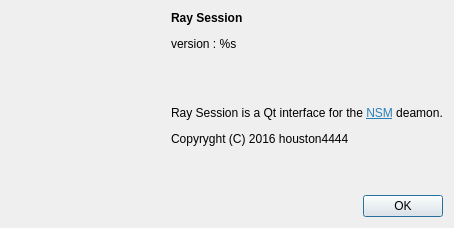
Above: resources/ui/about_raysession.ui from Houston4444/RaySession before the change. Below: the same form after it.
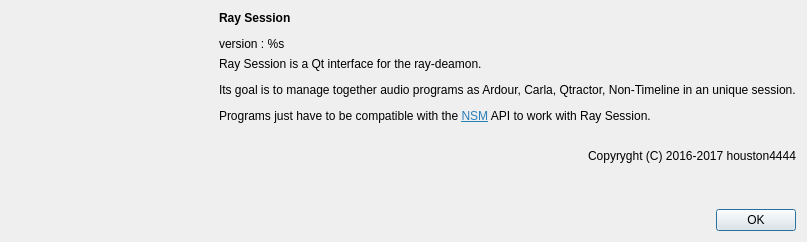
That is the form after the change. Icons and pictures are not drawn.

```diff
--- a/resources/ui/about_raysession.ui
+++ b/resources/ui/about_raysession.ui
@@ -6,8 +6,8 @@
    <rect>
     <x>0</x>
     <y>0</y>
-    <width>454</width>
-    <height>228</height>
+    <width>807</width>
+    <height>232</height>
    </rect>
   </property>
   <property name="windowTitle">
@@ -41,7 +41,7 @@
        <item>
         <widget class="QLabel" name="labelAllText">
          <property name="text">
-          <string>&lt;html&gt;&lt;head/&gt;&lt;body&gt;&lt;p&gt;Ray Session is a Qt interface for the &lt;a href=&quot;http://non.tuxfamily.org/wiki/Non%20Session%20Manager&quot;&gt;&lt;span style=&quot; text-decoration: underline; color:#2980b9;&quot;&gt;NSM&lt;/span&gt;&lt;/a&gt; deamon.&lt;/p&gt;&lt;p&gt;Copyryght (C) 2016 houston4444&lt;/p&gt;&lt;p&gt;&lt;br/&gt;&lt;/p&gt;&lt;/body&gt;&lt;/html&gt;</string>
+          <string>&lt;html&gt;&lt;head/&gt;&lt;body&gt;&lt;p&gt;Ray Session is a Qt interface for the ray-deamon.&lt;/p&gt;&lt;p&gt;Its goal is to manage together audio programs as Ardour, Carla, Qtractor, Non-Timeline in an unique session.&lt;/p&gt;&lt;p&gt;Programs just have to be compatible with the &lt;a href=&quot;http://non.tuxfamily.org/wiki/Non%20Session%20Manager&quot;&gt;&lt;span style=&quot; text-decoration: underline; color:#2980b9;&quot;&gt;NSM&lt;/span&gt;&lt;/a&gt; API to work with Ray Session.&lt;br/&gt;&lt;/p&gt;&lt;p align=&quot;right&quot;&gt;Copyryght (C) 2016-2017 houston4444&lt;/p&gt;&lt;p&gt;&lt;br/&gt;&lt;/p&gt;&lt;/body&gt;&lt;/html&gt;</string>
          </property>
          <property name="openExternalLinks">
           <bool>true</bool>
```
Left out of the diff: 2 changed lines with no effect on the pictures.
